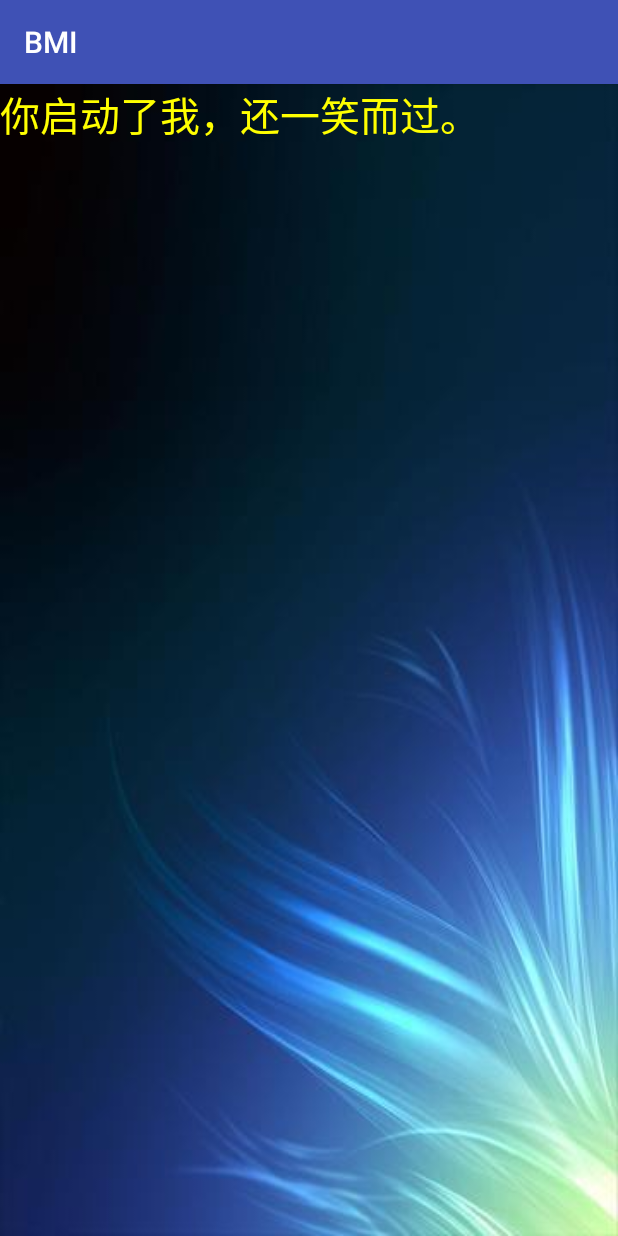
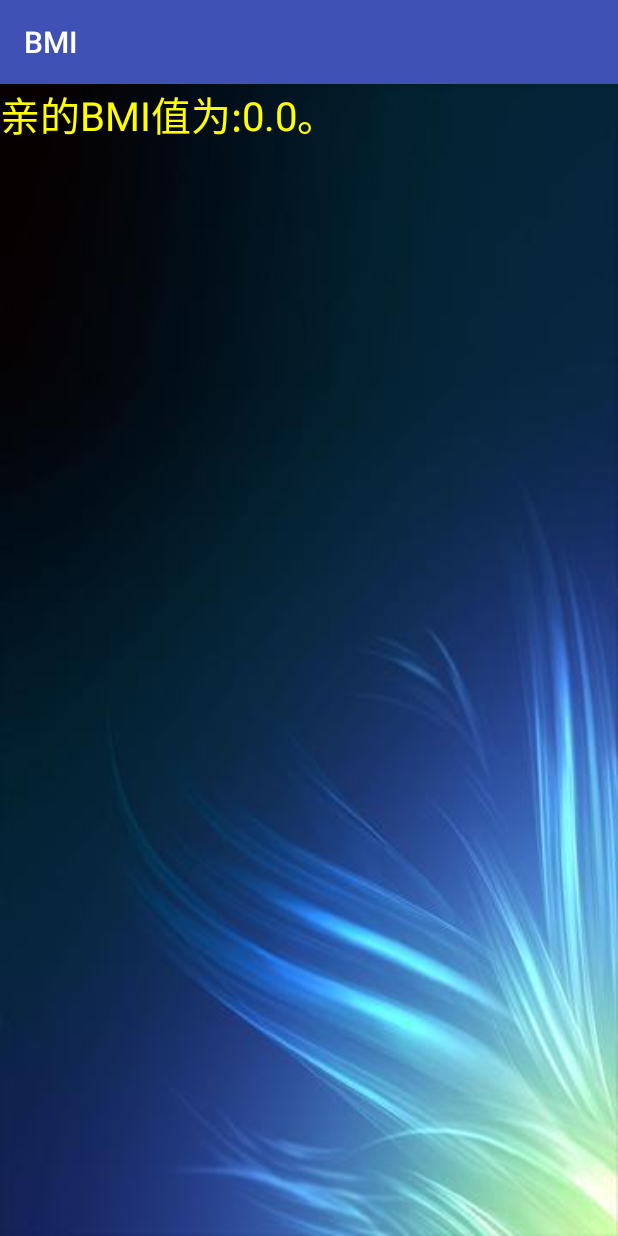
Before and after one commit to myemcu/BMI, an Android app: the ResultActivity screen opened directly, with no data from a screen before it, on a phone screen of 412 x 824 dp. Run offline under Robolectric (Android 15) with nearby library versions, the phone set to English and light mode, and no system bars.

Commit message:
V2，意图传送单一数据。

```diff
--- a/app/src/main/java/com/example/administrator/bmi/MainActivity.java
+++ b/app/src/main/java/com/example/administrator/bmi/MainActivity.java
@@ -58,8 +58,9 @@ public class MainActivity extends AppCompatActivity {
         float bmi = weight / (height*height);
 
         //之前要输入体重与身高参数
-        Intent intent = new Intent(this, ResultActivity.class); // 当前Activity到ResultActivity
-        startActivity(intent);                                  // 启动意图
+        Intent intent = new Intent(this, ResultActivity.class);     // 构建意图
+        intent.putExtra("Result_BMI",bmi);                          // 丢入数据
+        startActivity(intent);                                      // 发送意图
 
         //调出第2个Actuvity，出显示结果
 
--- a/app/src/main/java/com/example/administrator/bmi/ResultActivity.java
+++ b/app/src/main/java/com/example/administrator/bmi/ResultActivity.java
@@ -1,13 +1,24 @@
 package com.example.administrator.bmi;
 
+import android.content.Intent;
 import android.support.v7.app.AppCompatActivity;
 import android.os.Bundle;
+import android.widget.TextView;
 
 public class ResultActivity extends AppCompatActivity {
+
+    float bmi;
+    private TextView txt;
 
     @Override
     protected void onCreate(Bundle savedInstanceState) {
         super.onCreate(savedInstanceState);
         setContentView(R.layout.result);
+
+        Intent intent = getIntent();                    // 接收意图
+        bmi = intent.getFloatExtra("Result_BMI", 0);    // 解析数据，0为无解析数据的默认值
+
+        txt=(TextView) findViewById(R.id.result);       // 获取文本
+        txt.setText("亲的BMI值为:"+bmi+"。");            // 显示文本
     }
 }
--- a/app/src/main/res/layout/result.xml
+++ b/app/src/main/res/layout/result.xml
@@ -12,5 +12,5 @@
         android:text="@string/show1"
         android:textColor="#ffff00"
         android:textSize="12pt"
-        />
+        android:id="@+id/result"/>
 </LinearLayout>
```
